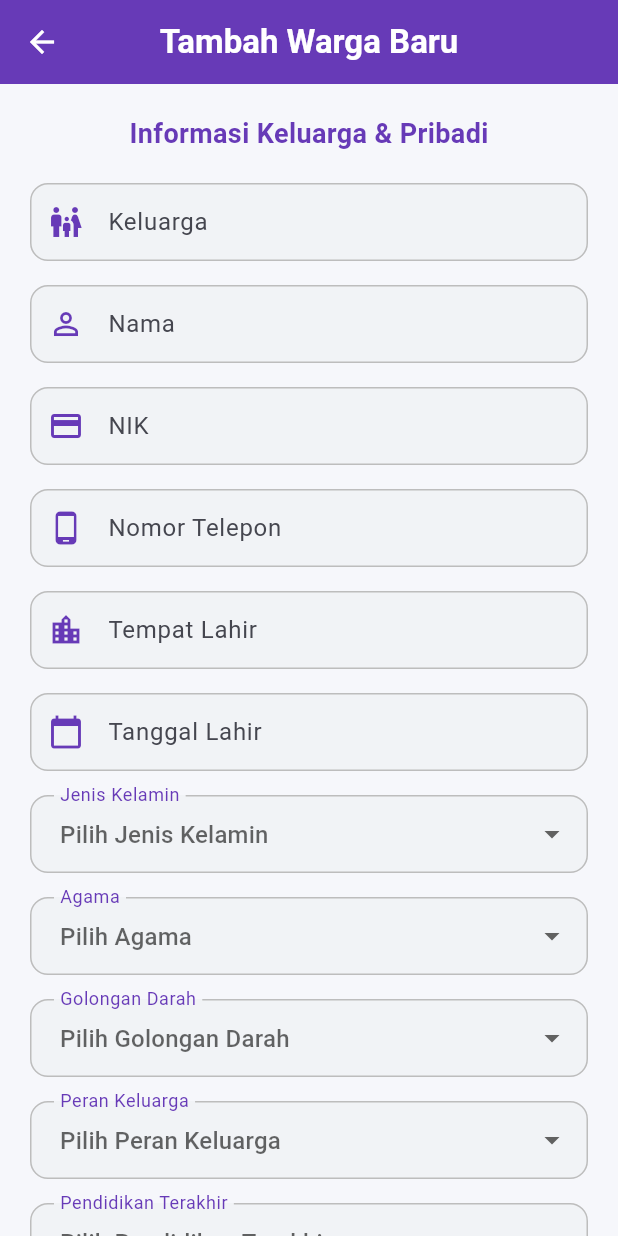
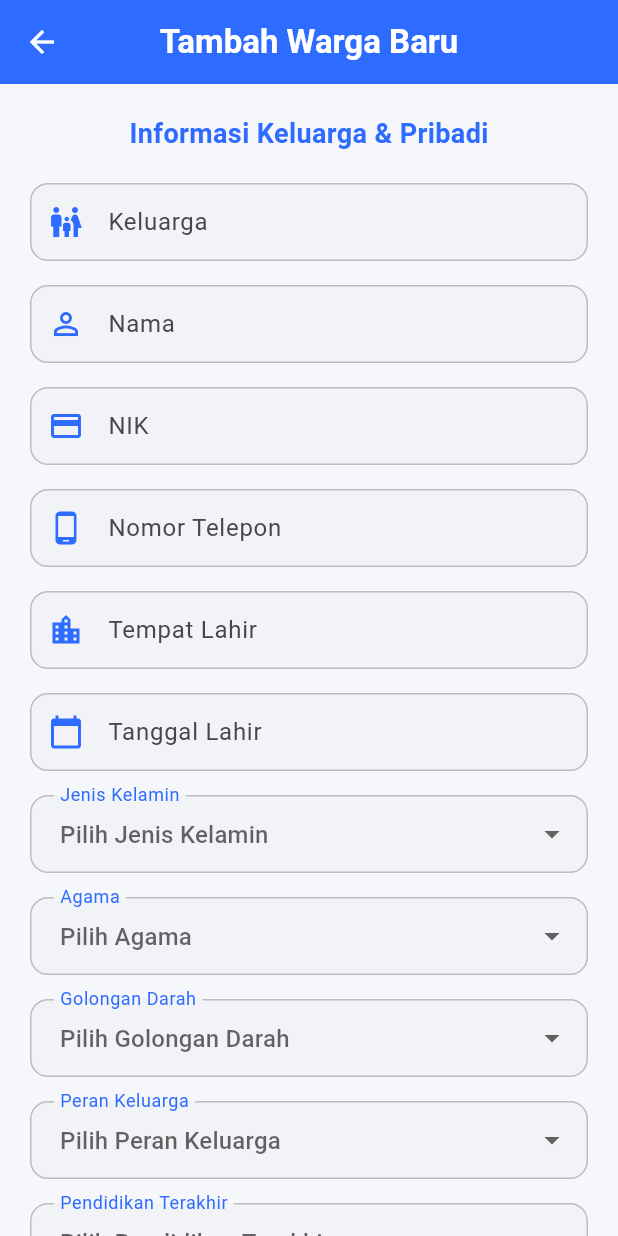
Before and after one commit to marsyaaurel08/Jawara-Pintar-Mobile, a Flutter app: the TambahWargaPage screen opened directly, on a phone screen of 412 x 824 dp. Run offline on Flutter 3.47's test engine with Material 3 defaults, Android fonts, the phone set to English and light mode, and no system bars; our stand-ins replace image_picker; missing offline and left inert: file_selector.

Commit message:
update : data warga

```diff
--- a/lib/pages/edit_warga_page.dart
+++ b/lib/pages/edit_warga_page.dart
@@ -12,9 +12,9 @@ class EditWargaPage extends StatefulWidget {
 class _EditWargaPageState extends State<EditWargaPage> {
   final _formKey = GlobalKey<FormState>();
 
-  // Warna kustom Deep Purple untuk konsistensi
-  static const Color _primaryColor = Colors.deepPurple;
-  static const Color _accentColor = Colors.deepPurpleAccent;
+   // Warna kustom
+  static const Color _primaryColor = Color(0xFF2E6BFF);
+  static const Color _accentColor = Color.fromARGB(255, 30, 76, 182);
 
   // State variables, initialized in initState
   String? _nama;
--- a/lib/pages/tambah_warga_page.dart
+++ b/lib/pages/tambah_warga_page.dart
@@ -33,9 +33,9 @@ class _TambahWargaPageState extends State<TambahWargaPage> {
   final List<String> _listPekerjaan = ['PNS', 'Wiraswasta', 'Pelajar'];
   final List<String> _listStatus = ['Aktif', 'Tidak Aktif'];
 
-  // Warna kustom diubah menjadi Deep Purple
-  static const Color _primaryColor = Colors.deepPurple;
-  static const Color _accentColor = Colors.deepPurpleAccent;
+  // Warna kustom
+  static const Color _primaryColor = Color(0xFF2E6BFF);
+  static const Color _accentColor = Color.fromARGB(255, 30, 76, 182);
 
   void _submitForm() {
     if (_formKey.currentState!.validate()) {
--- a/lib/pages/warga_list_page.dart
+++ b/lib/pages/warga_list_page.dart
@@ -11,7 +11,7 @@ class WargaListPage extends StatefulWidget {
 
 class _WargaListPageState extends State<WargaListPage> {
   // Warna kustom Deep Purple untuk konsistensi
-  static const Color _primaryColor = Colors.deepPurple;
+  static const Color _primaryColor = Color(0xFF2E6BFF);
 
   // --- Data Warga DILENGKAPI dengan detail Tambahan ---
   final List<Map<String, dynamic>> _allWargaList = [
```
